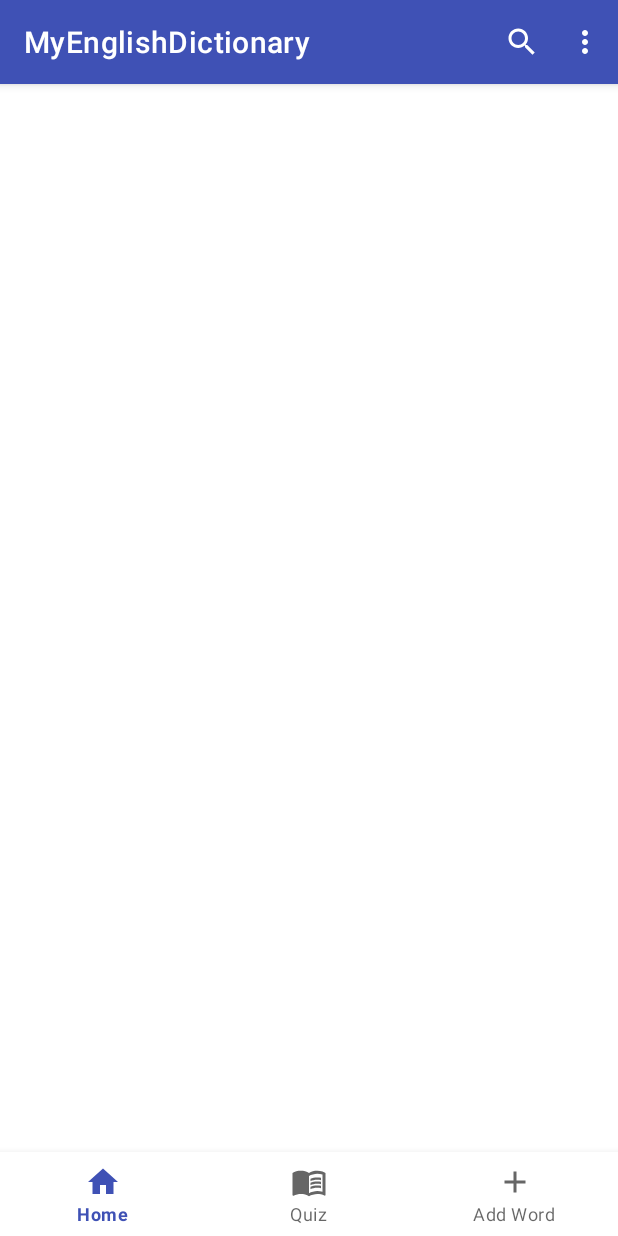
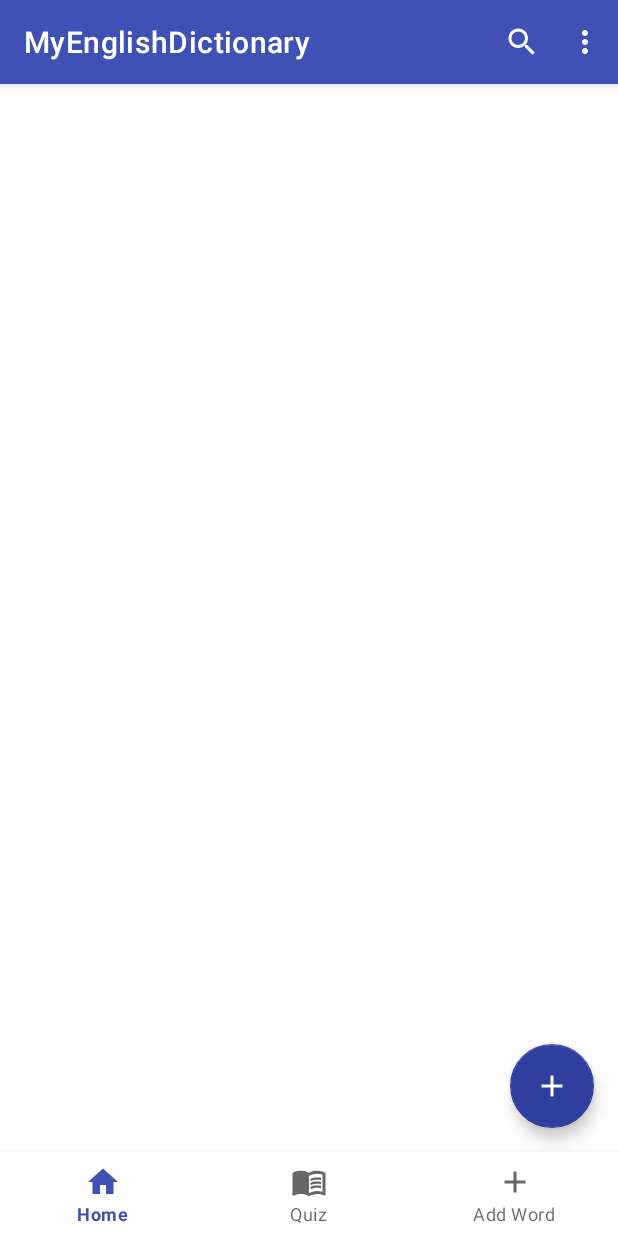
Before and after one commit to emirhalici/MyEnglishDictionary, an Android app: the screen it shows after launch (MainActivity), on a phone screen of 412 x 824 dp. Run offline under Robolectric (Android 15) with nearby library versions, the phone set to English and light mode, and no system bars.

Commit message:
added fab to home screen that navigates to add word screen

```diff
--- a/app/src/main/java/com/emirhalici/myenglishdictionary/activities/MainActivity.java
+++ b/app/src/main/java/com/emirhalici/myenglishdictionary/activities/MainActivity.java
@@ -156,6 +156,9 @@ public class MainActivity extends AppCompatActivity {
             menu.findItem(R.id.compact).setVisible(false);
             menu.findItem(R.id.app_bar_search).setVisible(false);
             menu.findItem(R.id.dark).setVisible(false);
+            menu.findItem(R.id.exportdict).setVisible(false);
+            menu.findItem(R.id.importdict).setVisible(false);
+            menu.findItem(R.id.aboutme).setVisible(false);
         }
         return super.onPrepareOptionsMenu(menu);
     }
--- a/app/src/main/java/com/emirhalici/myenglishdictionary/fragments/HomeFragment.java
+++ b/app/src/main/java/com/emirhalici/myenglishdictionary/fragments/HomeFragment.java
@@ -19,6 +19,8 @@ import com.emirhalici.myenglishdictionary.utils.DatabaseHelper;
 import com.emirhalici.myenglishdictionary.activities.MainActivity;
 import com.emirhalici.myenglishdictionary.R;
 import com.emirhalici.myenglishdictionary.models.WordModel;
+import com.google.android.material.bottomnavigation.BottomNavigationView;
+import com.google.android.material.floatingactionbutton.FloatingActionButton;
 
 import java.util.ArrayList;
 import java.util.Objects;
@@ -42,10 +44,16 @@ public class HomeFragment extends Fragment {
 
     @Override
     public void onViewCreated(View view, Bundle savedInstanceState) {
+
+        FloatingActionButton fab_add = view.findViewById(R.id.fab_add);
+        fab_add.setOnClickListener(v -> {
+            BottomNavigationView bottomNavigationView = view.getRootView().findViewById(R.id.bottom_navigation);
+            bottomNavigationView.setSelectedItemId(R.id.nav_add);
+        });
+
         mRecyclerView = view.findViewById(R.id.rv_home);
         DatabaseHelper databaseHelper = new DatabaseHelper(getContext());
         ArrayList<WordModel> wordList = databaseHelper.getEveryWord();
-
         Bundle args = getArguments();
         try {
             if (args != null) {
--- a/app/src/main/res/layout/fragment_home.xml
+++ b/app/src/main/res/layout/fragment_home.xml
@@ -13,4 +13,18 @@
         app:layout_constraintEnd_toEndOf="parent"
         app:layout_constraintStart_toStartOf="parent"
         app:layout_constraintTop_toTopOf="parent" />
+
+    <com.google.android.material.floatingactionbutton.FloatingActionButton
+        android:id="@+id/fab_add"
+        android:layout_width="wrap_content"
+        android:layout_height="wrap_content"
+        android:layout_marginEnd="16dp"
+        android:layout_marginBottom="16dp"
+        android:clickable="true"
+        android:contentDescription="@string/AddWord"
+        android:focusable="true"
+        app:layout_constraintBottom_toBottomOf="parent"
+        app:layout_constraintEnd_toEndOf="parent"
+        app:srcCompat="@drawable/ic_add"
+        tools:ignore="SpeakableTextPresentCheck" />
 </androidx.constraintlayout.widget.ConstraintLayout>
```
